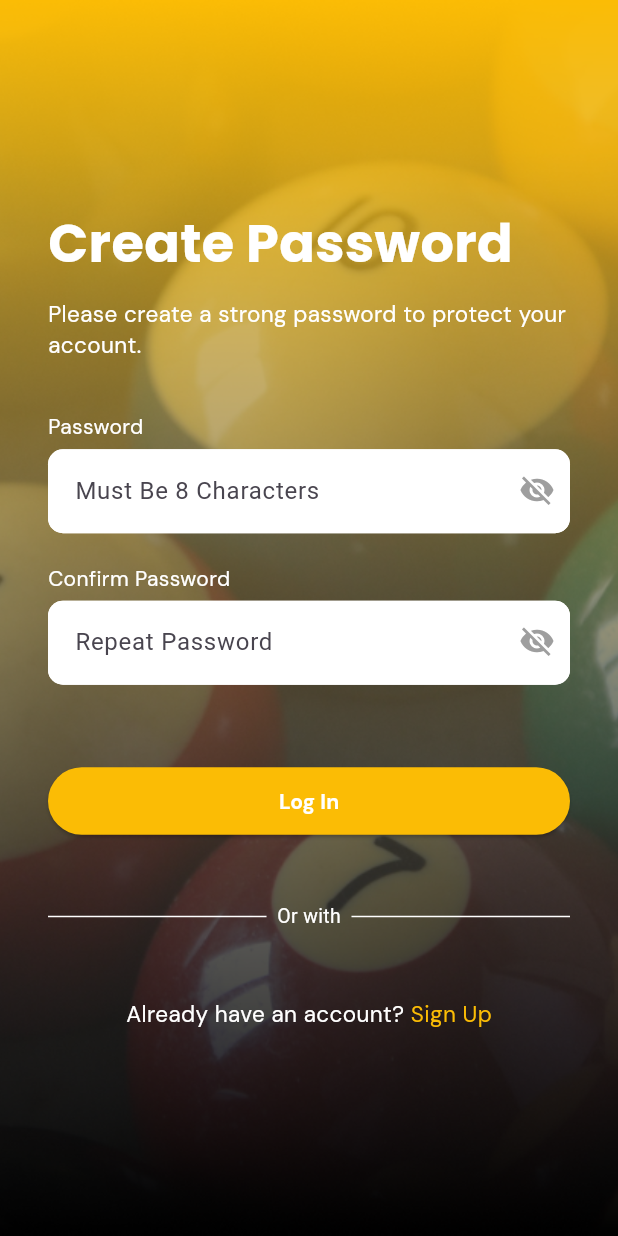
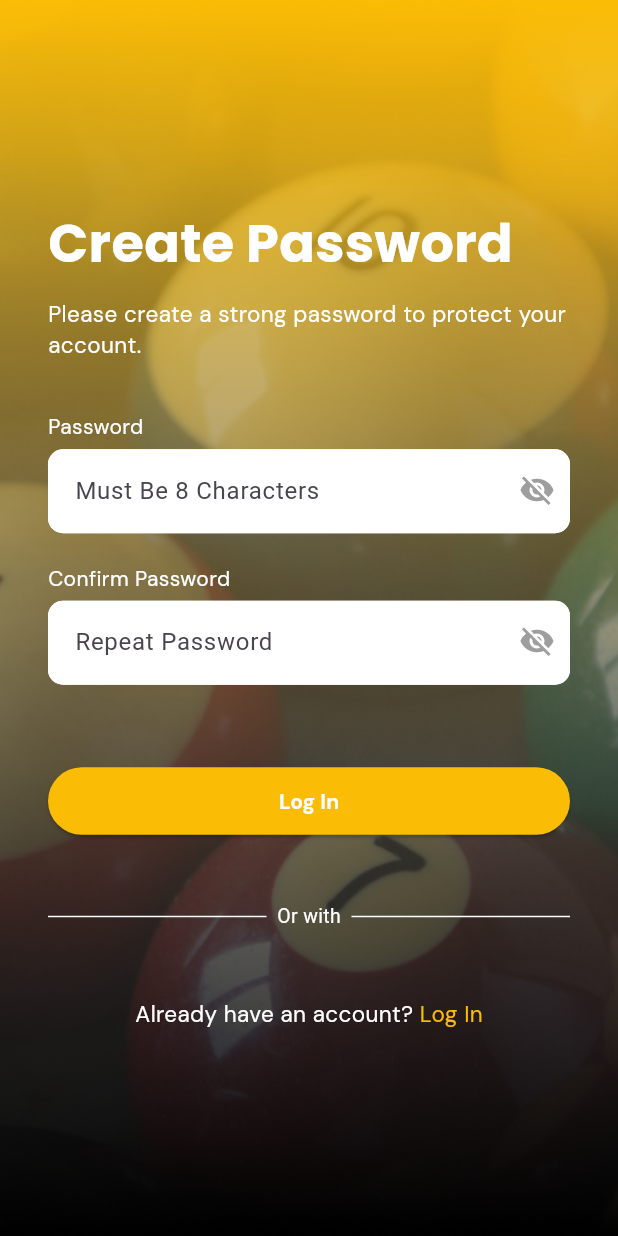
Before and after one commit to nabilahhp/CueBall-Mobile, a Flutter app: the CreatePass screen opened directly, on a phone screen of 412 x 824 dp. Run offline on Flutter 3.47's test engine with Material 3 defaults, Android fonts, the phone set to English and light mode, and no system bars; our stand-ins replace google_fonts.

Commit message:
Update pass.dart

```diff
--- a/lib/pass.dart
+++ b/lib/pass.dart
@@ -153,7 +153,7 @@ class CreatePass extends StatelessWidget {
                         );
                       },
                       child: Text(
-                        "Sign Up",
+                        "Log In",
                         style: Interrrstyle.copyWith(fontSize: 15),
                       ),
                     ),
```
